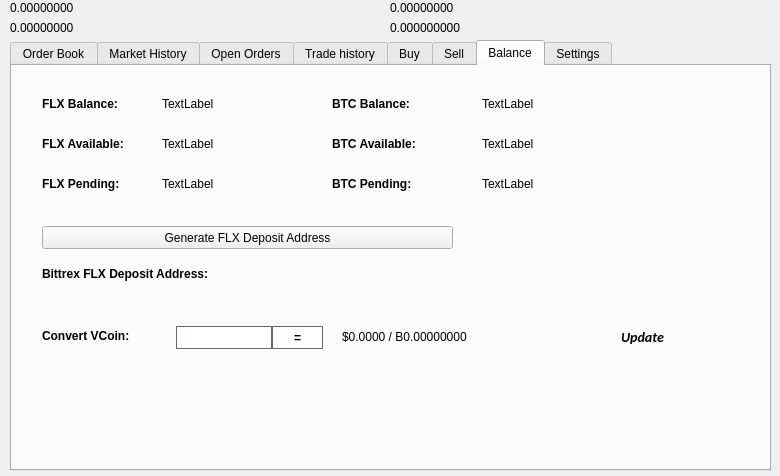
Before: the Qt Designer form src/qt/forms/tradingdialog.ui in nashsclay/DraviteFlex-1, drawn with Qt 5.
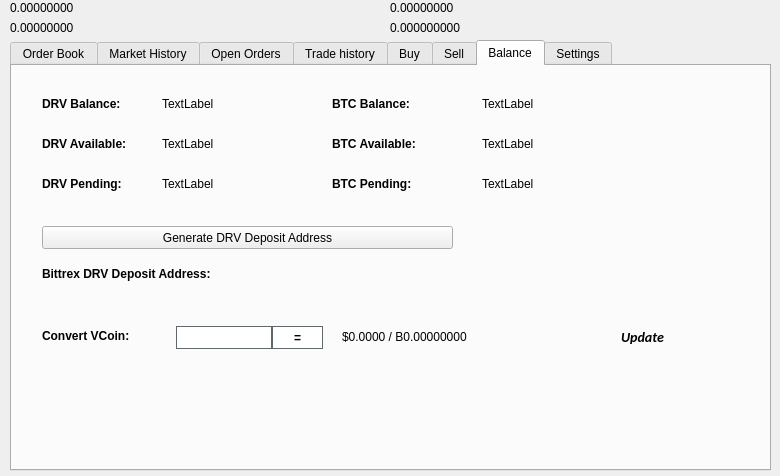
After: the same form once the commit is applied. The open tabs and pages were chosen to show the change. Icons and pictures are not drawn.

```diff
--- a/src/qt/forms/tradingdialog.ui
+++ b/src/qt/forms/tradingdialog.ui
@@ -2762,7 +2762,7 @@
       </font>
      </property>
      <property name="text">
-      <string>FLX Balance:</string>
+      <string>DRV Balance:</string>
      </property>
     </widget>
     <widget class="QLabel" name="label_12">
@@ -2813,7 +2813,7 @@
       </font>
      </property>
      <property name="text">
-      <string>FLX Available:</string>
+      <string>DRV Available:</string>
      </property>
     </widget>
     <widget class="QLabel" name="label_14">
@@ -2832,7 +2832,7 @@
       </font>
      </property>
      <property name="text">
-      <string>FLX Pending:</string>
+      <string>DRV Pending:</string>
      </property>
     </widget>
     <widget class="QLabel" name="FLXPendingLabel">
@@ -2928,7 +2928,7 @@
       </font>
      </property>
      <property name="text">
-      <string>Bittrex FLX Deposit Address:</string>
+      <string>Bittrex DRV Deposit Address:</string>
      </property>
     </widget>
     <widget class="QPushButton" name="GenDepositBTN">
@@ -2941,7 +2941,7 @@
       </rect>
      </property>
      <property name="text">
-      <string>Generate FLX Deposit Address</string>
+      <string>Generate DRV Deposit Address</string>
      </property>
      <property name="icon">
       <iconset resource="../flexinodes.qrc">
```
Left out of the diff: 46 changed lines with no effect on the pictures.
